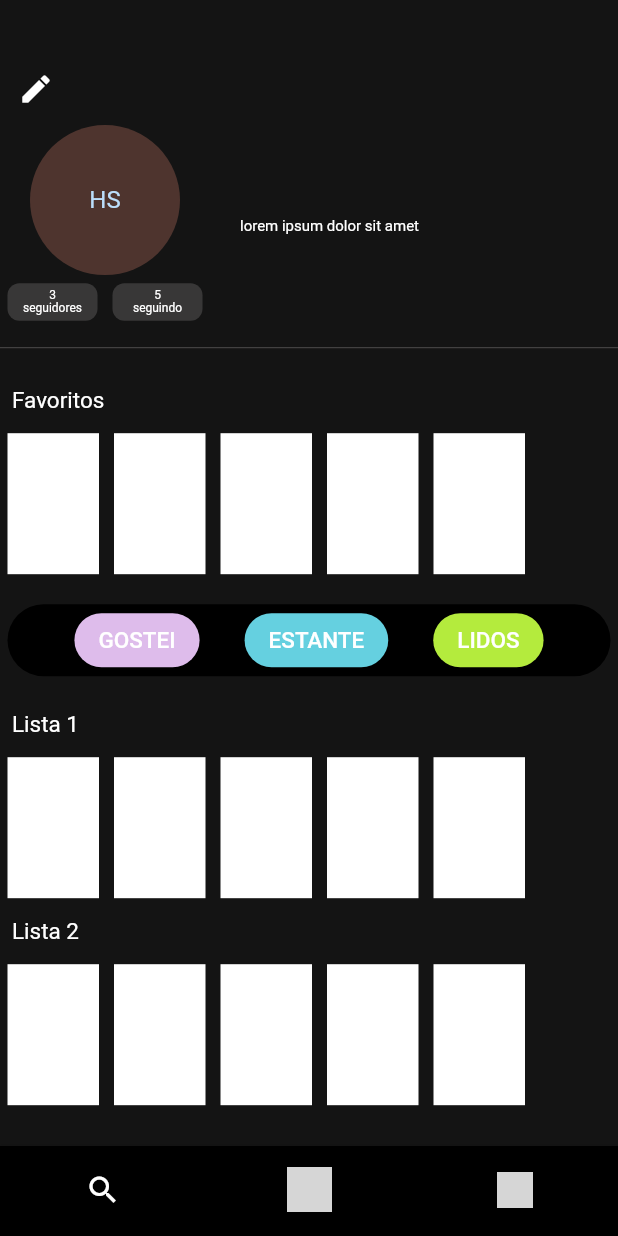
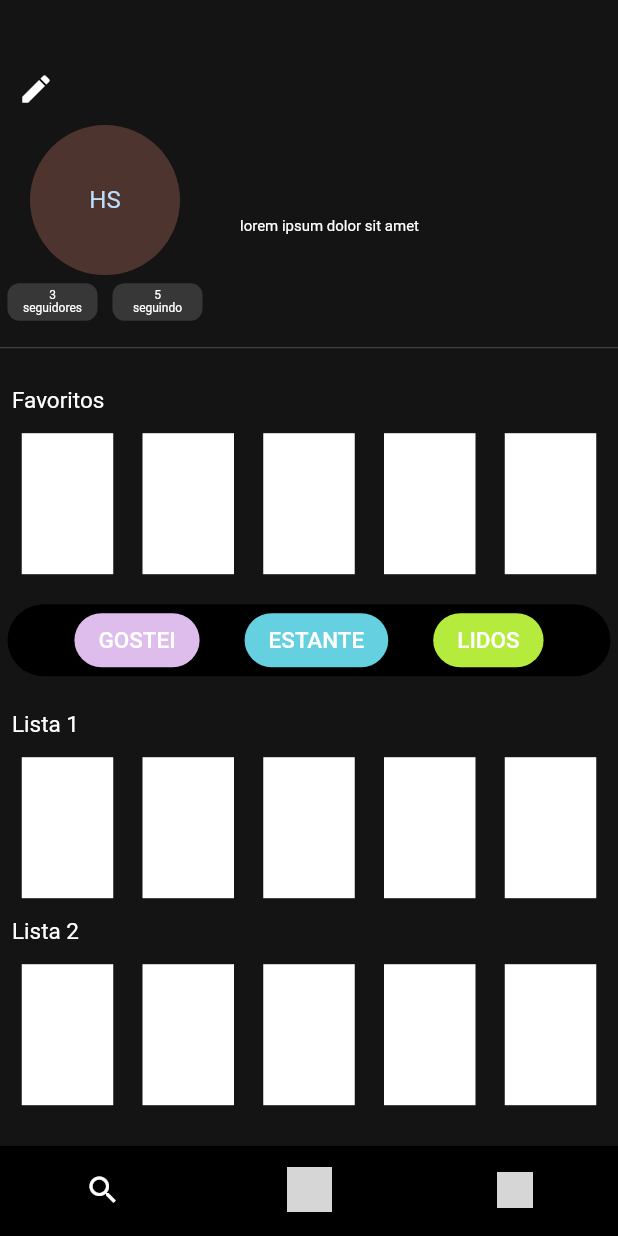
Before and after one commit to book-box/bookbox, a Flutter app: the screen it shows after launch, on a phone screen of 412 x 824 dp. Run offline on Flutter 3.47's test engine with Material 2 defaults, Android fonts, the phone set to English and light mode, and no system bars; grey boxes are pictures that could not be loaded.

Commit message:
Organização de pastas

```diff
--- a/lib/main.dart
+++ b/lib/main.dart
@@ -1,5 +1,6 @@
 import 'package:flutter/material.dart';
-import 'perfil.dart';
+import 'package:bookbox/common/navbar.dart';
+import 'package:bookbox/pages/perfil_page.dart';
 void main() => runApp(const MyApp());
 
 class MyApp extends StatelessWidget {
@@ -8,6 +9,9 @@ class MyApp extends StatelessWidget {
 
   @override
   Widget build(BuildContext context) {
-    return const Perfil();
+    return const MaterialApp(
+      title: 'Perfil',
+      home: PerfilPage(),
+    );
   }
 }
--- /dev/null
+++ b/lib/pages/perfil_page.dart
@@ -0,0 +1,16 @@
+import 'package:flutter/material.dart';
+import 'package:bookbox/common/navbar.dart';
+import 'package:bookbox/perfil/perfil.dart';
+
+class PerfilPage extends StatelessWidget {
+  const PerfilPage({super.key});
+
+  @override
+  Widget build(BuildContext context) {
+    return const Scaffold(
+      backgroundColor: Color.fromARGB(255, 20, 20, 20),
+      bottomNavigationBar: Navbar(),
+      body: Perfil(),
+    );
+  }
+}
--- a/lib/botoes_perfil.dart
+++ b/lib/perfil/botoes_perfil.dart
@@ -1,3 +1,5 @@
+import 'package:bookbox/pages/estante_page.dart';
+import 'package:bookbox/pages/perfil_page.dart';
 import 'package:flutter/material.dart';
 
 class BotoesPerfil extends StatelessWidget {
@@ -8,7 +10,7 @@ class BotoesPerfil extends StatelessWidget {
     return Container(
       margin: const EdgeInsets.all(5),
       decoration: BoxDecoration(
-        color: Color.fromARGB(255, 0, 0, 0),
+        color: const Color.fromARGB(255, 0, 0, 0),
         borderRadius: BorderRadius.circular(25),
       ),
       child: const Row(
@@ -33,10 +35,14 @@ class BotaoPerfil extends StatelessWidget {
   @override
   Widget build(BuildContext context) {
     return ElevatedButton(
-      onPressed: null,
+      onPressed: (){
+        Navigator.push(
+          context,
+          MaterialPageRoute(builder: (context) => const EstantePage()),
+        );
+      },
       style: ElevatedButton.styleFrom(
-        disabledBackgroundColor: color,
-        surfaceTintColor: color,
+        backgroundColor: color,
         shape: const StadiumBorder(),
       ),
       child: Text(
--- a/lib/lista.dart
+++ b/lib/perfil/lista.dart
@@ -1,5 +1,5 @@
 import 'package:flutter/material.dart';
-import 'livro.dart';
+import 'package:bookbox/perfil/livro.dart';
 
 class Lista extends StatelessWidget {
   const Lista(this.titulo, {Key? key}) : super(key: key);
@@ -23,6 +23,7 @@ class Lista extends StatelessWidget {
           ),
         ),
         const Row(
+          mainAxisAlignment: MainAxisAlignment.spaceEvenly,
           children: [
             Livro('assets/images/1.jpg'),
             Livro('assets/images/1.jpg'),
--- a/lib/perfil.dart
+++ b/lib/perfil/perfil.dart
@@ -1,9 +1,9 @@
 import 'package:flutter/material.dart';
 
-import 'package:bookbox/lista.dart';
-import 'package:bookbox/botoes_perfil.dart';
-import 'package:bookbox/personal_info.dart';
-import 'package:bookbox/navbar.dart';
+import 'package:bookbox/perfil/lista.dart';
+import 'package:bookbox/perfil/botoes_perfil.dart';
+import 'package:bookbox/perfil/personal_info.dart';
+
 
 
 class Perfil extends StatelessWidget {
@@ -11,12 +11,7 @@ class Perfil extends StatelessWidget {
 
   @override
   Widget build(BuildContext context) {
-    return const MaterialApp(
-      title: 'Perfil',
-      home: Scaffold(
-        backgroundColor: Color.fromARGB(255, 20, 20, 20),
-        bottomNavigationBar: Navbar(),
-        body: SingleChildScrollView(
+    return const SingleChildScrollView(
           child: Column(
             children: [
               Align(
@@ -43,8 +38,6 @@ class Perfil extends StatelessWidget {
               Lista('Lista 1'),
               Lista('Lista 2'),
             ],
-          ),
-        ),
       ),
     );
   }
--- a/lib/personal_info.dart
+++ b/lib/perfil/personal_info.dart
@@ -1,5 +1,5 @@
 import 'package:flutter/material.dart';
-import 'package:bookbox/seguidores.dart';
+import 'package:bookbox/perfil/seguidores.dart';
 
 class PersonalInfo extends StatelessWidget {
   const PersonalInfo({Key? key}) : super(key: key);
```
Also changed, not shown: lib/estante/estante.dart (added, +129 -0 lines), lib/pages/estante_page.dart (added, +16 -0 lines), lib/common/navbar.dart (renamed from lib/navbar.dart), lib/perfil/livro.dart (renamed from lib/livro.dart), lib/perfil/seguidores.dart (renamed from lib/seguidores.dart).
